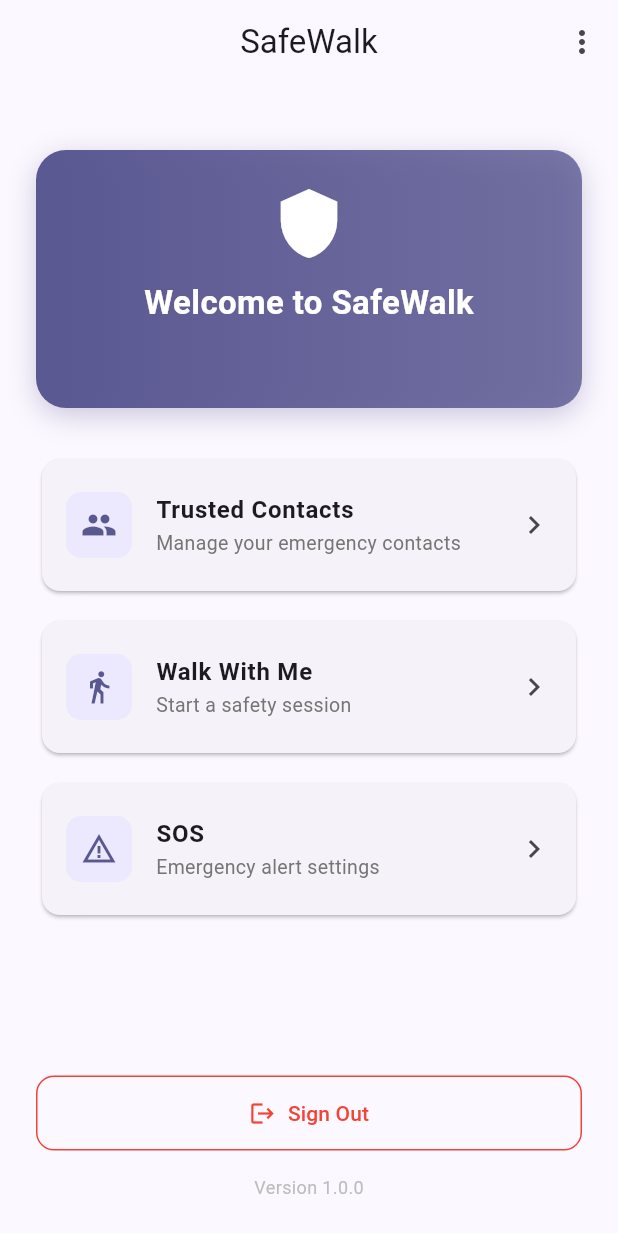
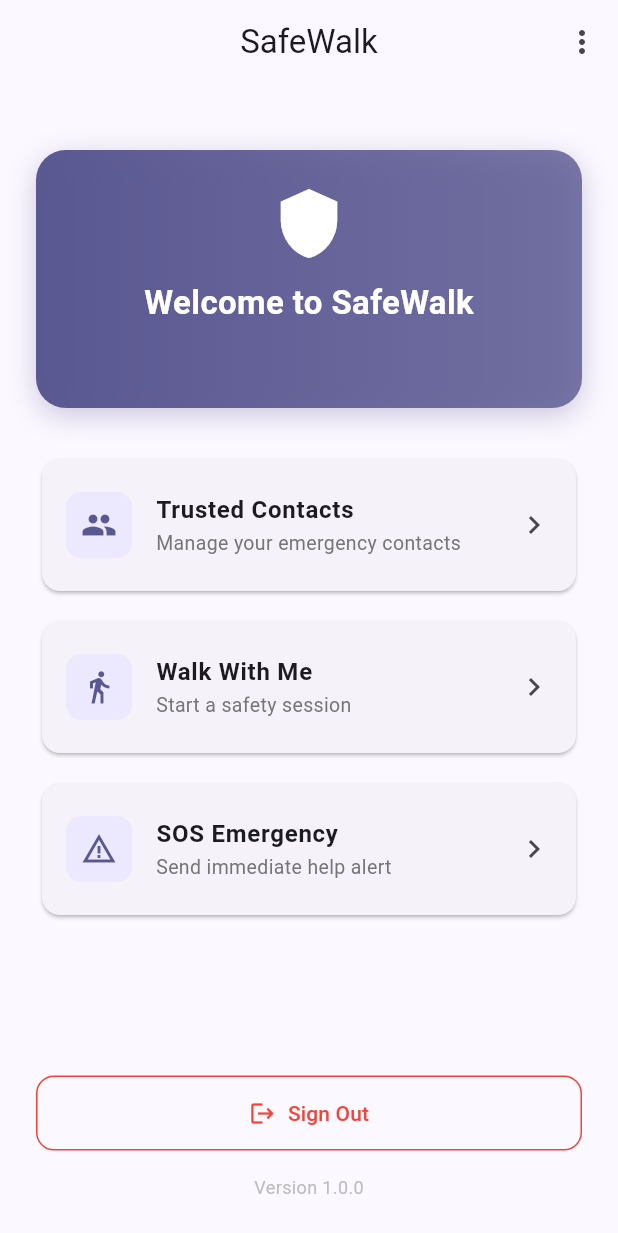
Before and after one commit to Ahsan-2003/women_safety_app, a Flutter app: the screen it shows once a user with an empty profile is signed in, on a phone screen of 412 x 824 dp. Shown: the top 1233 px of the screen. Run offline on Flutter 3.47's test engine with Material 3 defaults, Android fonts, the phone set to English and light mode, and no system bars; our stand-ins replace audioplayers, cloud_firestore, firebase_auth, firebase_core, geolocator; missing offline and left inert: flutter_sms, torch_light; accounts and stored records are empty.

Commit message:
update sos emergency session logic

```diff
--- a/lib/main.dart
+++ b/lib/main.dart
@@ -3,6 +3,7 @@ import 'package:flutter/material.dart';
 import 'package:provider/provider.dart';
 import 'package:women_safety_app/providers/contact_provider.dart';
 import 'package:women_safety_app/providers/session_provider.dart';
+import 'package:women_safety_app/providers/sos_provider.dart';
 import 'firebase_options.dart';
 import 'providers/auth_provider.dart';
 import 'screens/splash_screen.dart';
@@ -27,6 +28,7 @@ class SafeWalkApp extends StatelessWidget {
         ChangeNotifierProvider(create: (_) => AuthProvider()),
         ChangeNotifierProvider(create: (_) => ContactProvider()),
         ChangeNotifierProvider(create: (_) => SessionProvider()),
+        ChangeNotifierProvider(create: (_) => SOSProvider()), // ADD THIS
       ], // ADD THIS],
       child: MaterialApp(
         title: 'SafeWalk',
--- a/lib/screens/home_screen.dart
+++ b/lib/screens/home_screen.dart
@@ -1,5 +1,6 @@
 import 'package:flutter/material.dart';
 import 'package:provider/provider.dart';
+import 'package:women_safety_app/screens/sos_screen.dart';
 import 'package:women_safety_app/screens/start_session_screen.dart';
 import '../providers/auth_provider.dart';
 import 'login_screen.dart';
@@ -159,12 +160,13 @@ class HomeScreen extends StatelessWidget {
               _buildMenuButton(
                 context,
                 icon: Icons.warning_amber,
-                title: 'SOS',
-                subtitle: 'Emergency alert settings',
+                title: 'SOS Emergency',
+                subtitle: 'Send immediate help alert',
                 onTap: () {
-                  ScaffoldMessenger.of(
+                  Navigator.push(
                     context,
-                  ).showSnackBar(const SnackBar(content: Text('Coming soon!')));
+                    MaterialPageRoute(builder: (_) => const SOSScreen()),
+                  );
                 },
               ),
 
```
Also changed, not shown: lib/screens/active_session_screen.dart (+5 -6 lines).
